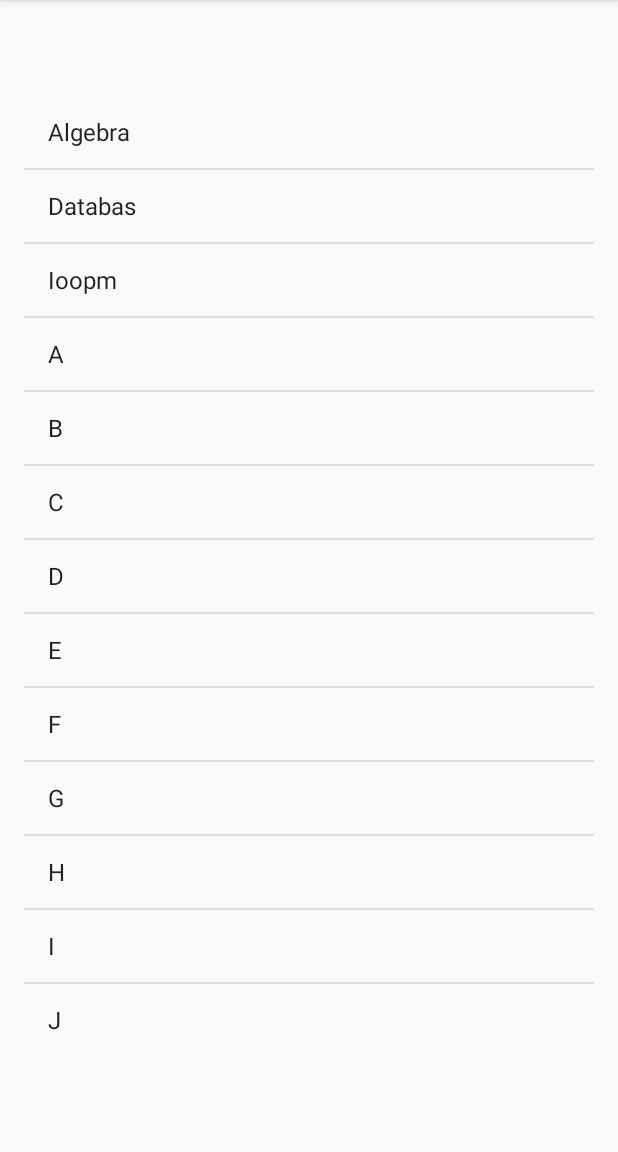
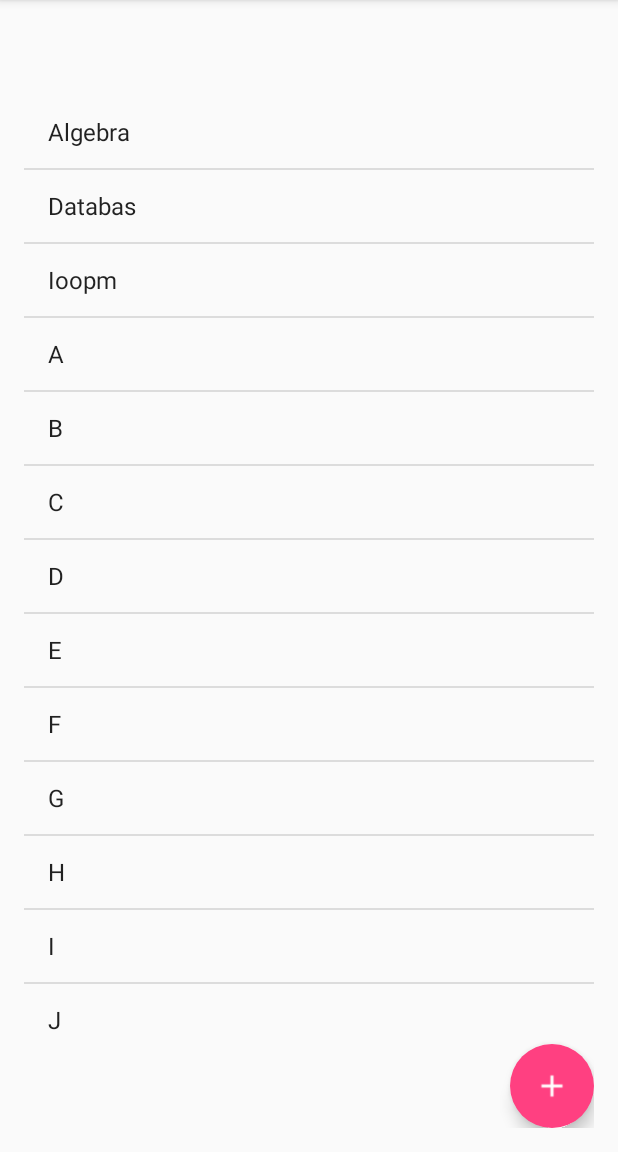
Before and after one commit to 1a2a3a4a/Kandidat, an Android app: the CourseActivity screen opened directly, with no data from a screen before it, on a phone screen of 412 x 824 dp, the part 84-1236 px from its top. Run offline under Robolectric (Android 15) with nearby library versions, the light colour scheme and no system bars.

Commit message:
courses floating

```diff
--- a/Appen/CourseQuizard/app/src/main/AndroidManifest.xml
+++ b/Appen/CourseQuizard/app/src/main/AndroidManifest.xml
@@ -1,7 +1,9 @@
 <?xml version="1.0" encoding="utf-8"?>
 <manifest xmlns:android="http://schemas.android.com/apk/res/android"
     package="com.example.coursequizard.coursequizard">
+
     <uses-permission android:name="android.permission.INTERNET" />
+
     <application
         android:allowBackup="true"
         android:icon="@mipmap/ic_launcher"
@@ -30,7 +32,8 @@
         <activity android:name=".SearchResultsActivity" />
         <activity android:name=".ChallengeActivity" />
         <activity android:name=".CourseActivity" />
-        <activity android:name=".UploadTextActivity"></activity>
+        <activity android:name=".UploadTextActivity" />
+        <activity android:name=".AddCourseActivity"></activity>
     </application>
 
 </manifest>
--- a/Appen/CourseQuizard/app/src/main/res/layout/activity_course.xml
+++ b/Appen/CourseQuizard/app/src/main/res/layout/activity_course.xml
@@ -3,6 +3,7 @@
     xmlns:tools="http://schemas.android.com/tools"
     android:layout_width="match_parent"
     android:layout_height="match_parent"
+    xmlns:app="http://schemas.android.com/apk/res-auto"
     android:paddingBottom="@dimen/activity_vertical_margin"
     android:paddingLeft="@dimen/activity_horizontal_margin"
     android:paddingRight="@dimen/activity_horizontal_margin"
@@ -15,4 +16,17 @@
         android:id="@+id/coursesListView"
         android:layout_centerVertical="true"
         android:layout_centerHorizontal="true" />
+    <android.support.design.widget.FloatingActionButton
+        android:id="@+id/fab"
+        android:layout_width="wrap_content"
+        android:layout_height="wrap_content"
+        android:src="@drawable/ic_add_white_18dp"
+        android:layout_alignParentBottom="true"
+        android:layout_alignParentRight="true"
+        app:fabSize="normal"
+        app:borderWidth="0dp"
+        app:elevation="6dp"
+        app:pressedTranslationZ="12dp"
+        app:rippleColor="@android:color/transparent"/>
+
 </RelativeLayout>
```
Also changed, not shown: Appen/CourseQuizard/app/src/main/java/com/example/coursequizard/coursequizard/AddCourseActivity.java (added, +26 -0 lines), Appen/CourseQuizard/app/src/main/res/layout/activity_add_course.xml (added, +12 -0 lines), Appen/CourseQuizard/app/src/main/res/drawable/ic_add_white_18dp.png (added).
